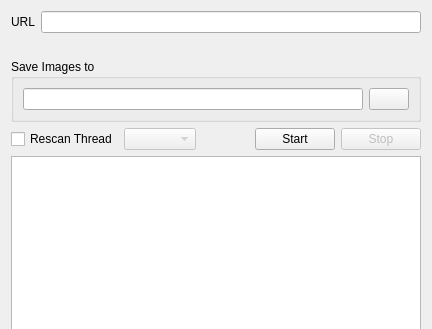
This is ui4chan.ui in chrisdevchroma/fourchan-dl as Qt 5 draws it before an edit; both pictures show x 0 to 432 and y 0 to 329 of the 432 by 581 pixel window. The edited form follows.
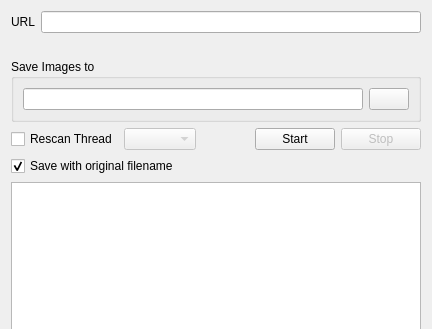
This is the edited form. Icons and pictures are not drawn.

Commit message: Release 0.9.1 * Added option to preserve original filenames * Tab titles are changed now * thumbnails are now 200x200px in better quality

The edit to the form file:
```diff
--- a/ui4chan.ui
+++ b/ui4chan.ui
@@ -47,6 +47,9 @@
       </item>
       <item row="0" column="1">
        <widget class="QPushButton" name="btnChoosePath">
+        <property name="toolTip">
+         <string>Choose directory</string>
+        </property>
         <property name="text">
          <string/>
         </property>
@@ -107,7 +110,7 @@
      </item>
     </layout>
    </item>
-   <item row="5" column="0">
+   <item row="6" column="0">
     <widget class="QProgressBar" name="progressBar">
      <property name="enabled">
       <bool>false</bool>
@@ -126,7 +129,7 @@
      </property>
     </widget>
    </item>
-   <item row="4" column="0">
+   <item row="5" column="0">
     <widget class="QListWidget" name="listWidget">
      <property name="contextMenuPolicy">
       <enum>Qt::CustomContextMenu</enum>
@@ -176,6 +179,16 @@
      </property>
     </widget>
    </item>
+   <item row="4" column="0">
+    <widget class="QCheckBox" name="cbOriginalFilename">
+     <property name="text">
+      <string>Save with original filename</string>
+     </property>
+     <property name="checked">
+      <bool>true</bool>
+     </property>
+    </widget>
+   </item>
   </layout>
   <action name="actionDeleteFile">
    <property name="text">
```
The commit also changes 9 other files.
